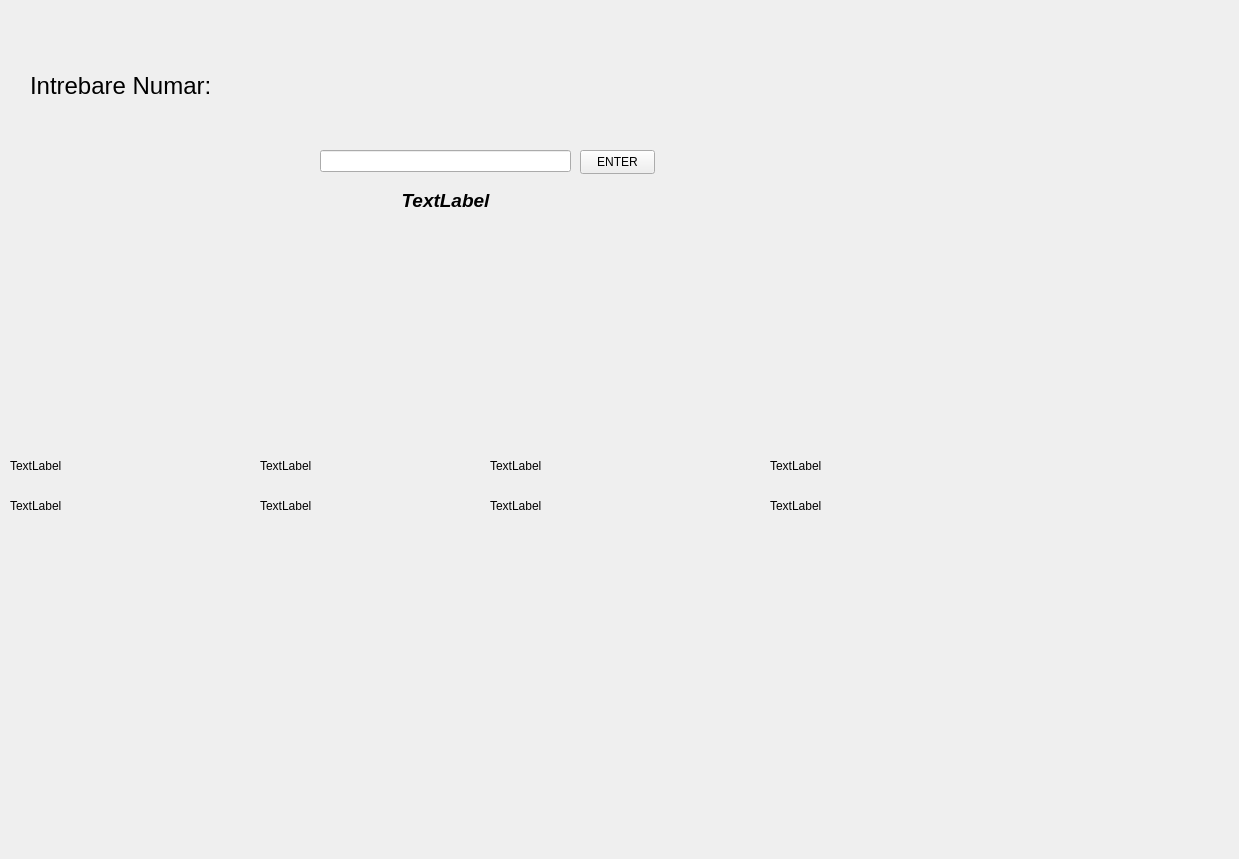
First picture: the form in client/src/MainWindow.ui, repository andreisdc/ProjectModernCPP, before the edit.
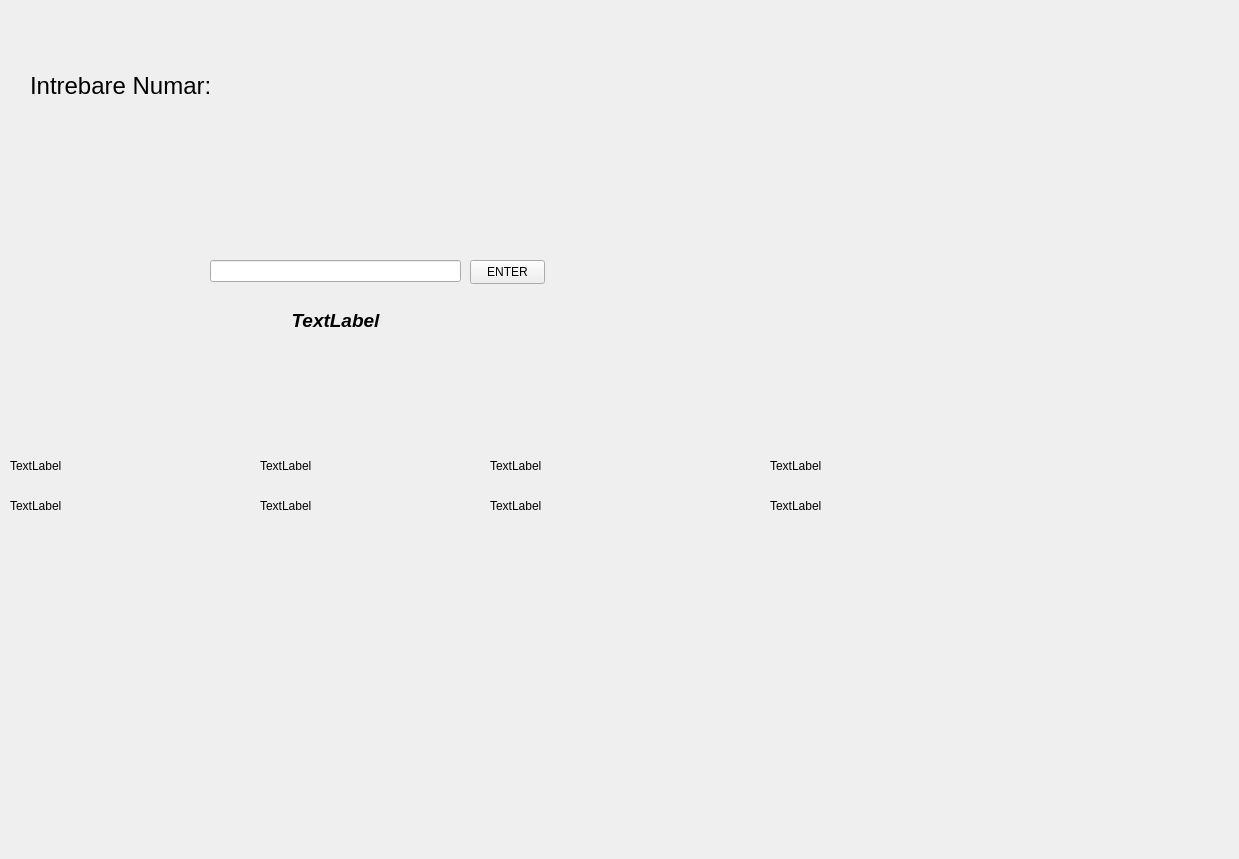
Second picture: the form after the edit. The open tabs and pages were chosen to show the change. Icons and pictures are not drawn.

Commit message: Changed/added question label.

Diff of the .ui file:
```diff
--- a/client/src/MainWindow.ui
+++ b/client/src/MainWindow.ui
@@ -2000,8 +2000,8 @@
      <widget class="QLineEdit" name="lineEditQuestionNumberInput">
       <property name="geometry">
        <rect>
-        <x>340</x>
-        <y>150</y>
+        <x>230</x>
+        <y>260</y>
         <width>251</width>
         <height>22</height>
        </rect>
@@ -2042,9 +2042,9 @@
      <widget class="QLabel" name="labelQuestionNumberAnswear">
       <property name="geometry">
        <rect>
-        <x>350</x>
-        <y>190</y>
-        <width>231</width>
+        <x>230</x>
+        <y>310</y>
+        <width>251</width>
         <height>20</height>
        </rect>
       </property>
@@ -2146,8 +2146,8 @@
      <widget class="QPushButton" name="buttonQuestionNumberEnter">
       <property name="geometry">
        <rect>
-        <x>600</x>
-        <y>150</y>
+        <x>490</x>
+        <y>260</y>
         <width>75</width>
         <height>24</height>
        </rect>
```
Left out of the diff: 2 changed lines with no effect on the pictures.
